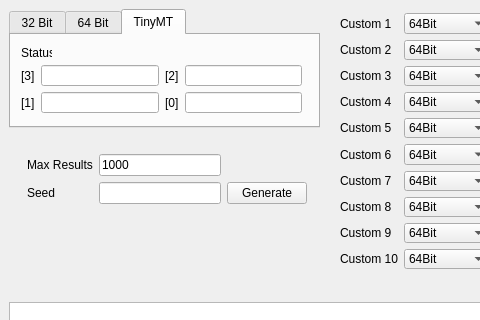
The window that Forms/Researcher.ui (Admiral-Fish/PokeFinder) describes before a commit, drawn with Qt 5; both pictures show x 0 to 480 and y 0 to 320 of the 797 by 638 pixel window.
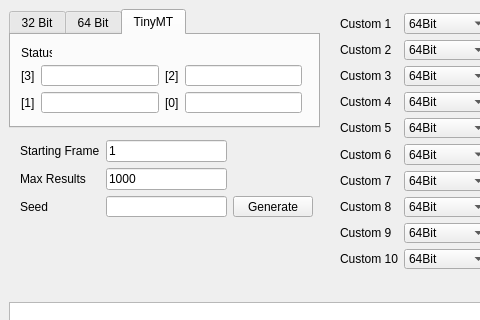
The same window after the commit. The open tabs and pages were chosen to show the change.

Commit message: Add starting frame to researcher

Patch:
```diff
--- a/Forms/Researcher.ui
+++ b/Forms/Researcher.ui
@@ -207,7 +207,7 @@
        <string>Status</string>
       </property>
      </widget>
-     <widget class="QWidget" name="">
+     <widget class="QWidget" name="layoutWidget">
       <property name="geometry">
        <rect>
         <x>10</x>
@@ -2567,41 +2567,55 @@
      </item>
     </layout>
    </widget>
-   <widget class="QWidget" name="layoutWidget">
+   <widget class="QWidget" name="">
     <property name="geometry">
      <rect>
-      <x>27</x>
-      <y>154</y>
-      <width>280</width>
-      <height>51</height>
+      <x>20</x>
+      <y>140</y>
+      <width>293</width>
+      <height>77</height>
      </rect>
     </property>
     <layout class="QGridLayout" name="gridLayoutSearch">
      <item row="0" column="0">
+      <widget class="QLabel" name="label_22">
+       <property name="text">
+        <string>Starting Frame</string>
+       </property>
+      </widget>
+     </item>
+     <item row="0" column="1">
+      <widget class="QLineEdit" name="lineEditStartingFrame">
+       <property name="text">
+        <string>1</string>
+       </property>
+      </widget>
+     </item>
+     <item row="1" column="0">
       <widget class="QLabel" name="label_13">
        <property name="text">
         <string>Max Results</string>
        </property>
       </widget>
      </item>
-     <item row="0" column="1">
+     <item row="1" column="1">
       <widget class="QLineEdit" name="lineEditMaxFrames">
        <property name="text">
         <string>1000</string>
        </property>
       </widget>
      </item>
-     <item row="1" column="0">
+     <item row="2" column="0">
       <widget class="QLabel" name="label_14">
        <property name="text">
         <string>Seed</string>
        </property>
       </widget>
      </item>
-     <item row="1" column="1">
+     <item row="2" column="1">
       <widget class="QLineEdit" name="lineEditSeed"/>
      </item>
-     <item row="1" column="2">
+     <item row="2" column="2">
       <widget class="QPushButton" name="pushButtonGenerate32Bit">
        <property name="text">
         <string>Generate</string>
```
The commit also changes 3 other files.
